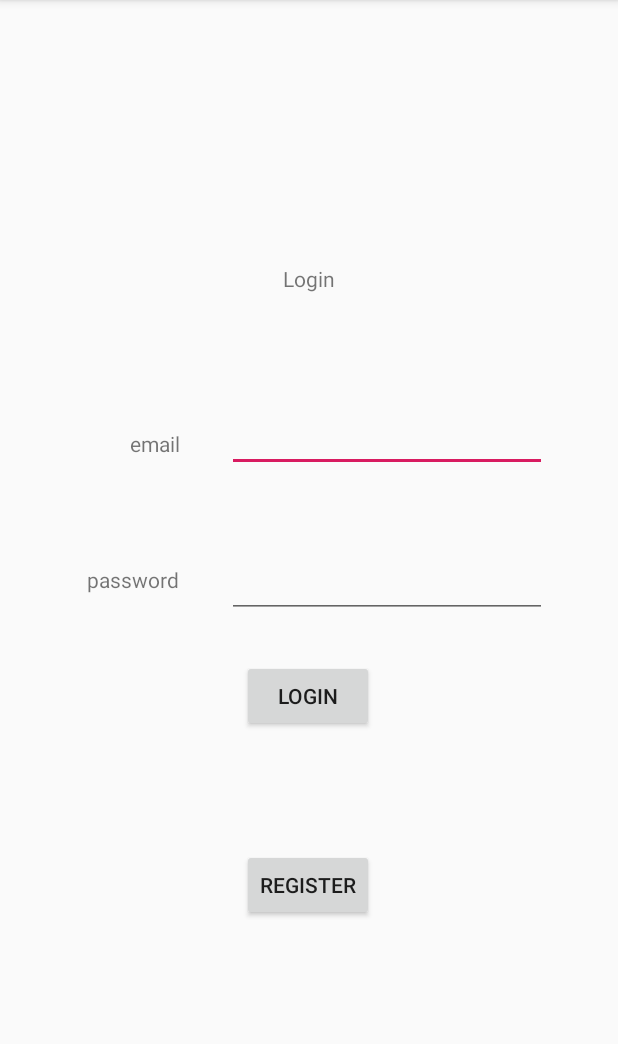
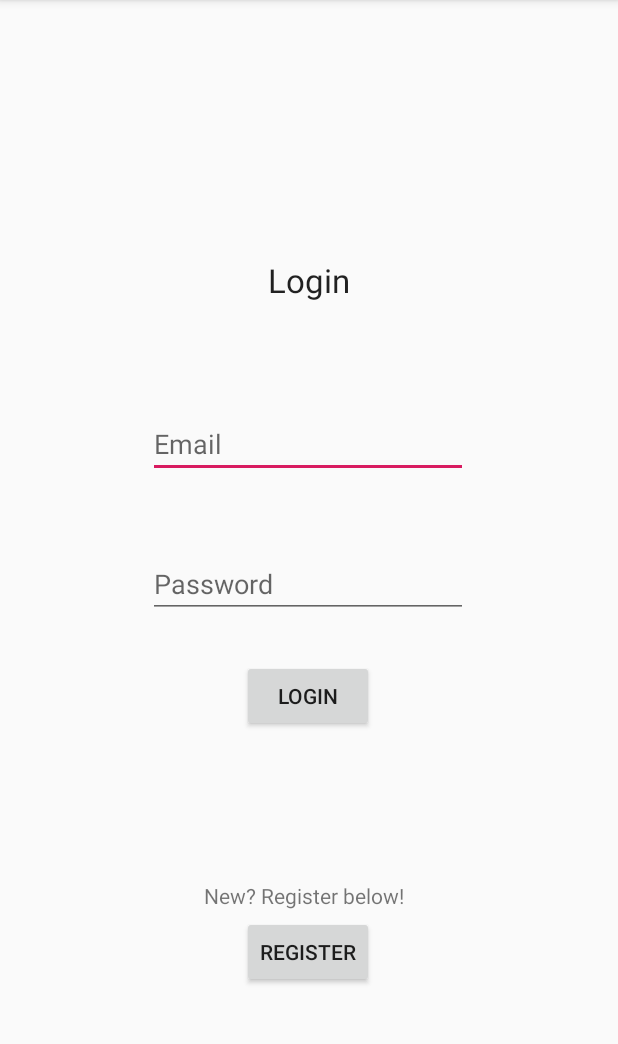
Before and after one commit to Cruz0421/Reminder, an Android app: the screen it shows after launch (MainActivity), on a phone screen of 412 x 824 dp, the part 84-1128 px from its top. Run offline under Robolectric (Android 15) with nearby library versions, the phone set to English and light mode, and no system bars; our stand-ins replace Volley.

Commit message:
Add Reminder page

```diff
--- a/reminderapp/app/src/main/AndroidManifest.xml
+++ b/reminderapp/app/src/main/AndroidManifest.xml
@@ -13,10 +13,10 @@
         android:theme="@style/AppTheme">
         <activity android:name=".Register"></activity>
         <activity
-            android:name=".editReminder"
+            android:name=".AddReminder"
             android:exported="false" />
         <activity
-            android:name=".reminderPage"
+            android:name=".ReminderList"
             android:exported="false" />
 
         <receiver
--- a/reminderapp/app/src/main/java/com/example/notificationtest/MainActivity.java
+++ b/reminderapp/app/src/main/java/com/example/notificationtest/MainActivity.java
@@ -27,11 +27,6 @@ import android.widget.EditText;
 import android.widget.TextView;
 import android.widget.Toast;
 
-import java.io.BufferedReader;
-import java.io.IOException;
-import java.io.InputStreamReader;
-import java.net.MalformedURLException;
-import java.net.URL;
 import java.util.HashMap;
 import java.util.Map;
 import java.util.concurrent.atomic.AtomicInteger;
@@ -75,7 +70,7 @@ public class MainActivity extends AppCompatActivity implements View.OnClickListe
         registerbutton = (Button) findViewById(R.id.registerbutton);
         registerbutton.setOnClickListener(this);
 
-        message = (TextView) findViewById(R.id.logintext);
+        message = (TextView) findViewById(R.id.textAddReminder);
         errortext = findViewById(R.id.errortext);
         errortext.setText(errorMsg);
 
@@ -94,7 +89,7 @@ public class MainActivity extends AppCompatActivity implements View.OnClickListe
     public void login () {
         email = etEmail.getText().toString().trim();
         password = etPassword.getText().toString().trim();
-        final Intent success = new Intent(this, reminderPage.class);
+        final Intent success = new Intent(this, ReminderList.class);
 
         if(!email.equals("") && !password.equals("")) {
             StringRequest stringRequest = new StringRequest(Request.Method.POST, URL, new Response.Listener<String>() {
@@ -226,34 +221,14 @@ public class MainActivity extends AppCompatActivity implements View.OnClickListe
         }
     }
 
-    /*
-    // thread checks for updates
-    public class Thx implements Runnable {
-        @Override
-        public void run() {
-            try {
-                URL url = new URL("https://cs.csub.edu/~thooser/3350/apptext.txt");
-                BufferedReader in = new BufferedReader(new InputStreamReader(url.openStream()));
-                StringBuilder total = new StringBuilder();
-                String line;
-                while ((line = in.readLine()) != null) {
-                    total.append(line + " ");
-                }
-                in.close();
-            } catch (MalformedURLException e) {
-            } catch (IOException e) {
-            }
-            return;
-        }
-    };
-     */
-
     @Override
     public void onClick(View v) {
         switch (v.getId()){
             case R.id.loginbutton:
                 //what should happen when user clicks login
-                login();
+                //login();
+                final Intent temp = new Intent(this, ReminderList.class);
+                startActivity(temp);
                 break;
             case R.id.registerbutton:
                 // what should happen when user clicks register
--- a/reminderapp/app/src/main/res/layout/activity_main.xml
+++ b/reminderapp/app/src/main/res/layout/activity_main.xml
@@ -7,10 +7,11 @@
     tools:context=".MainActivity">
 
     <TextView
-        android:id="@+id/logintext"
+        android:id="@+id/textAddReminder"
         android:layout_width="wrap_content"
         android:layout_height="wrap_content"
         android:text="Login"
+        android:textAppearance="@style/TextAppearance.AppCompat.Large"
         app:layout_constraintBottom_toTopOf="@+id/loginbutton"
         app:layout_constraintEnd_toEndOf="parent"
         app:layout_constraintStart_toStartOf="parent"
@@ -33,12 +34,13 @@
         android:id="@+id/inputEmail"
         android:layout_width="wrap_content"
         android:layout_height="wrap_content"
-        android:layout_marginBottom="52dp"
+        android:layout_marginBottom="48dp"
         android:ems="10"
+        android:hint="Email"
         android:inputType="textEmailAddress"
         app:layout_constraintBottom_toTopOf="@+id/inputPass"
         app:layout_constraintEnd_toEndOf="parent"
-        app:layout_constraintHorizontal_bias="0.761"
+        app:layout_constraintHorizontal_bias="0.497"
         app:layout_constraintStart_toStartOf="parent" />
 
     <EditText
@@ -47,38 +49,12 @@
         android:layout_height="wrap_content"
         android:layout_marginBottom="28dp"
         android:ems="10"
+        android:hint="Password"
         android:inputType="textPassword"
         app:layout_constraintBottom_toTopOf="@+id/loginbutton"
         app:layout_constraintEnd_toEndOf="@+id/inputEmail"
         app:layout_constraintHorizontal_bias="0.0"
         app:layout_constraintStart_toStartOf="@+id/inputEmail" />
-
-    <TextView
-        android:id="@+id/emailtext"
-        android:layout_width="wrap_content"
-        android:layout_height="wrap_content"
-        android:layout_marginEnd="20dp"
-        android:text="email"
-        app:layout_constraintBottom_toBottomOf="@+id/inputEmail"
-        app:layout_constraintEnd_toStartOf="@+id/inputEmail"
-        app:layout_constraintHorizontal_bias="0.883"
-        app:layout_constraintStart_toStartOf="parent"
-        app:layout_constraintTop_toTopOf="@+id/inputEmail"
-        app:layout_constraintVertical_bias="0.653" />
-
-    <TextView
-        android:id="@+id/passwordtext"
-        android:layout_width="wrap_content"
-        android:layout_height="wrap_content"
-        android:layout_marginTop="9dp"
-        android:layout_marginEnd="20dp"
-        android:text="password"
-        app:layout_constraintBottom_toBottomOf="@+id/inputPass"
-        app:layout_constraintEnd_toStartOf="@+id/inputPass"
-        app:layout_constraintHorizontal_bias="0.833"
-        app:layout_constraintStart_toStartOf="parent"
-        app:layout_constraintTop_toTopOf="@+id/inputPass"
-        app:layout_constraintVertical_bias="0.058" />
 
     <TextView
         android:id="@+id/errortext"
@@ -102,6 +78,16 @@
         app:layout_constraintHorizontal_bias="0.498"
         app:layout_constraintStart_toStartOf="parent"
         app:layout_constraintTop_toBottomOf="@+id/loginbutton"
-        app:layout_constraintVertical_bias="0.336" />
+        app:layout_constraintVertical_bias="0.53" />
+
+    <TextView
+        android:id="@+id/registerText"
+        android:layout_width="wrap_content"
+        android:layout_height="wrap_content"
+        android:layout_marginStart="136dp"
+        android:layout_marginBottom="4dp"
+        android:text="New? Register below!"
+        app:layout_constraintBottom_toTopOf="@+id/registerbutton"
+        app:layout_constraintStart_toStartOf="parent" />
 
 </android.support.constraint.ConstraintLayout>
```
Also changed, not shown: reminderapp/app/src/main/java/com/example/notificationtest/AddReminder.java (added, +130 -0 lines), reminderapp/app/src/main/java/com/example/notificationtest/ReminderList.java (added, +34 -0 lines), reminderapp/app/src/main/res/layout/addreminder.xml (added, +120 -0 lines), reminderapp/app/src/main/res/layout/reminderlist.xml (added, +31 -0 lines).
